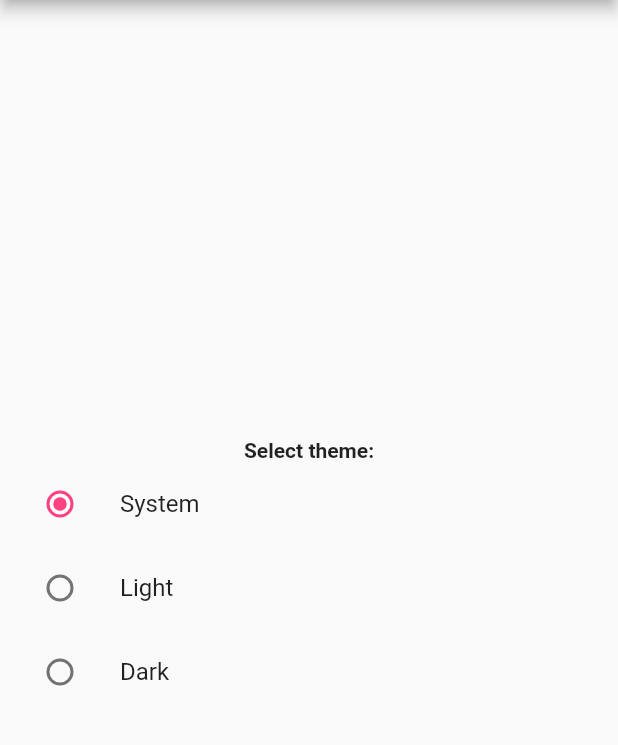
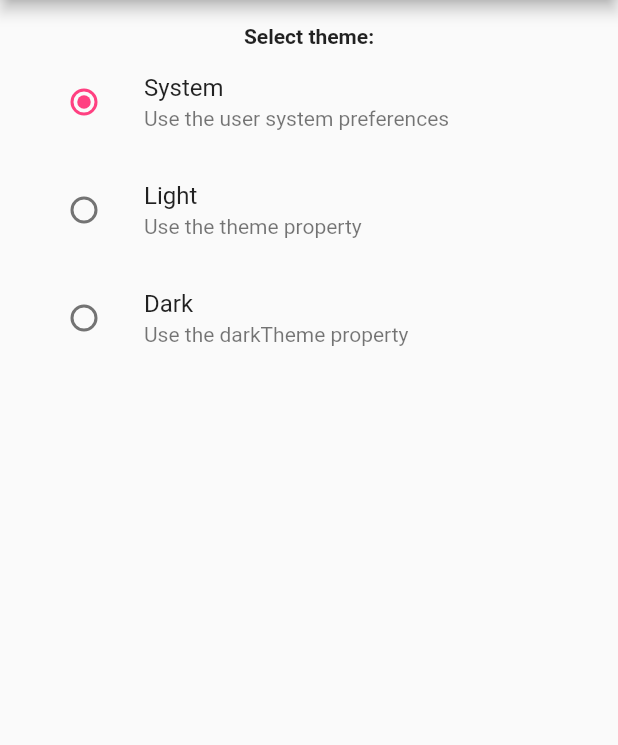
Before and after one commit to vince-nyanga/flutter_theme_example, a Flutter app: the screen it shows after launch, on a phone screen of 412 x 824 dp, the part 84-829 px from its top. Run offline on Flutter 3.47's test engine with Material 2 defaults, Android fonts, the phone set to English and light mode, and no system bars; our stand-ins replace get.

Commit message:
clean up

```diff
--- a/src/lib/main.dart
+++ b/src/lib/main.dart
@@ -13,16 +13,20 @@ class MyApp extends StatelessWidget {
       title: 'Flutter Theme Demo',
       theme: lightTheme,
       darkTheme: darkTheme,
-      themeMode: ThemeMode.system,
+      themeMode: ThemeMode.system, // ThemeMode.system is the default. added here as an example
       debugShowCheckedModeBanner: false,
       home: MyHomePage(title: 'Flutter Theme Demo'),
     );
   }
 
+  // light theme
   ThemeData get lightTheme => ThemeData.light().copyWith(
       primaryColor: Colors.teal[500],
-      visualDensity: VisualDensity.adaptivePlatformDensity);
+      visualDensity: VisualDensity.adaptivePlatformDensity,
+    // there are a lot of properties you can customise
+  );
 
+  // dark theme
   ThemeData get darkTheme => ThemeData.dark().copyWith(visualDensity: VisualDensity.adaptivePlatformDensity);
 }
 
@@ -43,9 +47,10 @@ class _MyHomePageState extends State<MyHomePage> {
       appBar: AppBar(
         title: Text(widget.title),
       ),
-      body: Center(
+      body: SafeArea(
+        minimum: EdgeInsets.all(16),
         child: Column(
-          mainAxisAlignment: MainAxisAlignment.center,
+          mainAxisAlignment: MainAxisAlignment.start,
           children: <Widget>[
             Text(
               'Select theme:',
@@ -53,6 +58,7 @@ class _MyHomePageState extends State<MyHomePage> {
             ),
             ListTile(
               title: const Text('System'),
+              subtitle: const Text('Use the user system preferences'),
               leading: Radio(
                 activeColor: Colors.pinkAccent,
                 value: ThemeMode.system,
@@ -67,6 +73,7 @@ class _MyHomePageState extends State<MyHomePage> {
             ),
             ListTile(
               title: const Text('Light'),
+              subtitle: const Text('Use the theme property'),
               leading: Radio(
                 activeColor: Colors.pinkAccent,
                 value: ThemeMode.light,
@@ -81,6 +88,7 @@ class _MyHomePageState extends State<MyHomePage> {
             ),
             ListTile(
               title: const Text('Dark'),
+              subtitle: const Text('Use the darkTheme property'),
               leading: Radio(
                 activeColor: Colors.pinkAccent,
                 value: ThemeMode.dark,
```
